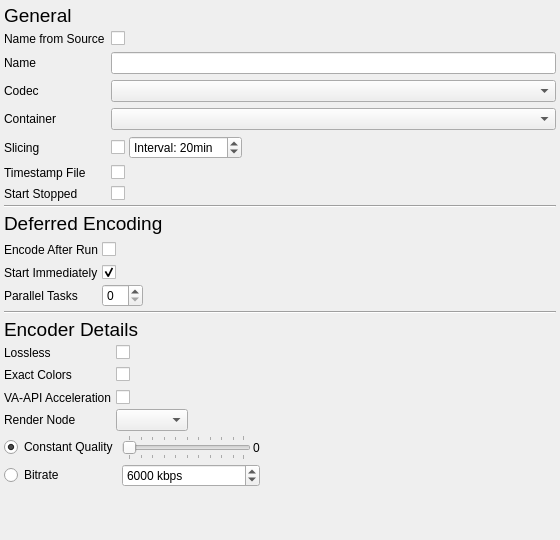
The window that modules/videorecorder/recordersettingsdialog.ui (syntalos/syntalos) describes before a commit, drawn with Qt 5.
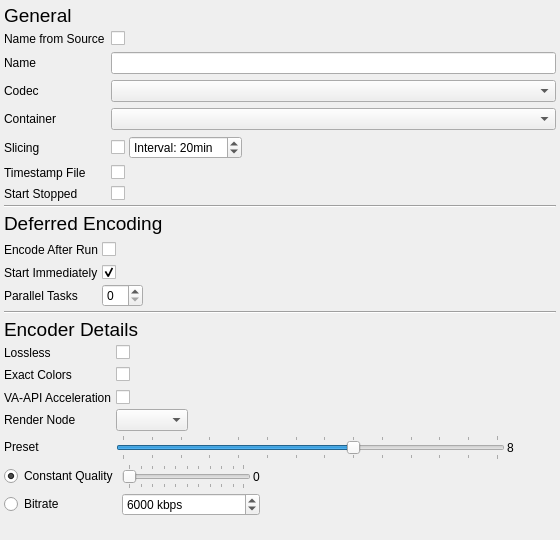
The same window after the commit. Icons and pictures are not drawn.

Commit message:
videorecorder: Add encoder preset controls
Add codec-specific preset controls for SVT-AV1, libvpx, x264 and x265,
preserving legacy defaults and saved settings. Prefer these known encoders
while retaining FFmpeg's generic fallback for VP9, H.264 and HEVC.

Only expose and apply presets when the selected encoder has compatible
semantics. Derive SVT-AV1 ranges and defaults from the loaded runtime
version, exclude compatibility aliases and clamp saved values safely.

Resolves: #221

```diff
--- a/modules/videorecorder/recordersettingsdialog.ui
+++ b/modules/videorecorder/recordersettingsdialog.ui
@@ -632,6 +632,82 @@
         <item row="3" column="1">
          <widget class="QComboBox" name="renderNodeComboBox"/>
         </item>
+        <item row="4" column="0">
+         <widget class="QLabel" name="presetLabel">
+          <property name="text">
+           <string>Preset</string>
+          </property>
+          <property name="buddy">
+           <cstring>presetSlider</cstring>
+          </property>
+         </widget>
+        </item>
+        <item row="4" column="1">
+         <widget class="QWidget" name="presetWidget" native="true">
+          <layout class="QHBoxLayout" name="horizontalLayout_preset">
+           <property name="spacing">
+            <number>2</number>
+           </property>
+           <property name="leftMargin">
+            <number>0</number>
+           </property>
+           <property name="topMargin">
+            <number>0</number>
+           </property>
+           <property name="rightMargin">
+            <number>0</number>
+           </property>
+           <property name="bottomMargin">
+            <number>0</number>
+           </property>
+           <item>
+            <widget class="QSlider" name="presetSlider">
+             <property name="maximum">
+              <number>13</number>
+             </property>
+             <property name="value">
+              <number>8</number>
+             </property>
+             <property name="orientation">
+              <enum>Qt::Orientation::Horizontal</enum>
+             </property>
+             <property name="tickPosition">
+              <enum>QSlider::TickPosition::TicksBothSides</enum>
+             </property>
+             <property name="tickInterval">
+              <number>1</number>
+             </property>
+            </widget>
+           </item>
+           <item>
+            <widget class="QLabel" name="presetValLabel">
+             <property name="text">
+              <string>8</string>
+             </property>
+            </widget>
+           </item>
+           <item>
+            <widget class="QPushButton" name="presetInfoButton">
+             <property name="text">
+              <string/>
+             </property>
+             <property name="icon">
+              <iconset theme="dialog-information"/>
+             </property>
+             <property name="iconSize">
+              <size>
+               <width>16</width>
+               <height>16</height>
+              </size>
+             </property>
+             <property name="flat">
+              <bool>true</bool>
+             </property>
+            </widget>
+           </item>
+          </layout>
+         </widget>
+        </item>
        </layout>
       </item>
      </layout>
```
Left out of the diff: 2 changed lines with no effect on the pictures. The commit also changes 7 other files.
